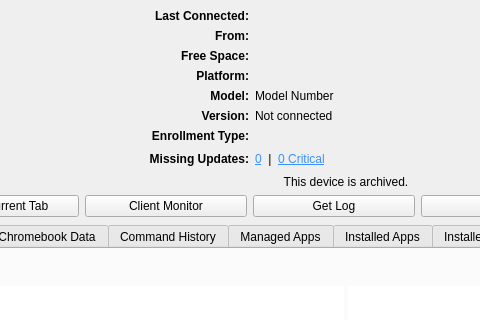
Old version of the form FWAdminLib/ClientReportDlg.ui in the repository fw-dev/translations; both pictures show x 227 to 707 and y 0 to 320 of the 1146 by 525 pixel window.
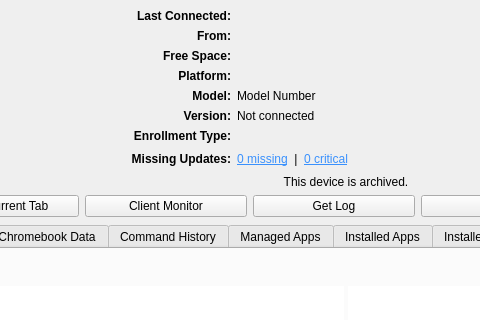
New version of the form. The open tabs and pages were chosen to show the change. Icons and pictures are not drawn. Custom widgets are drawn as their Qt base class.

Patch:
```diff
--- a/FWAdminLib/ClientReportDlg.ui
+++ b/FWAdminLib/ClientReportDlg.ui
@@ -272,7 +272,7 @@
                  <string notr="true">color: #3a91fd; text-decoration: underline; border: none</string>
                 </property>
                 <property name="text">
-                 <string>0</string>
+                 <string>0 missing</string>
                 </property>
                </widget>
               </item>
@@ -313,7 +313,7 @@
                  <string notr="true">color: #3a91fd; text-decoration: underline; border: none</string>
                 </property>
                 <property name="text">
-                 <string>0 Critical</string>
+                 <string>0 critical</string>
                 </property>
                </widget>
               </item>
```
Left out of the diff: 2 changed lines with no effect on the pictures.
